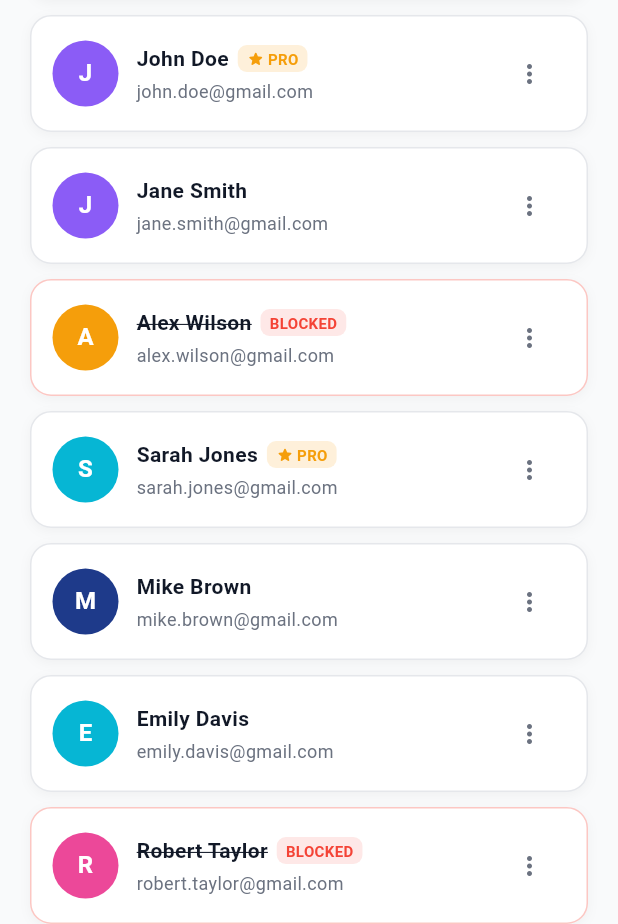
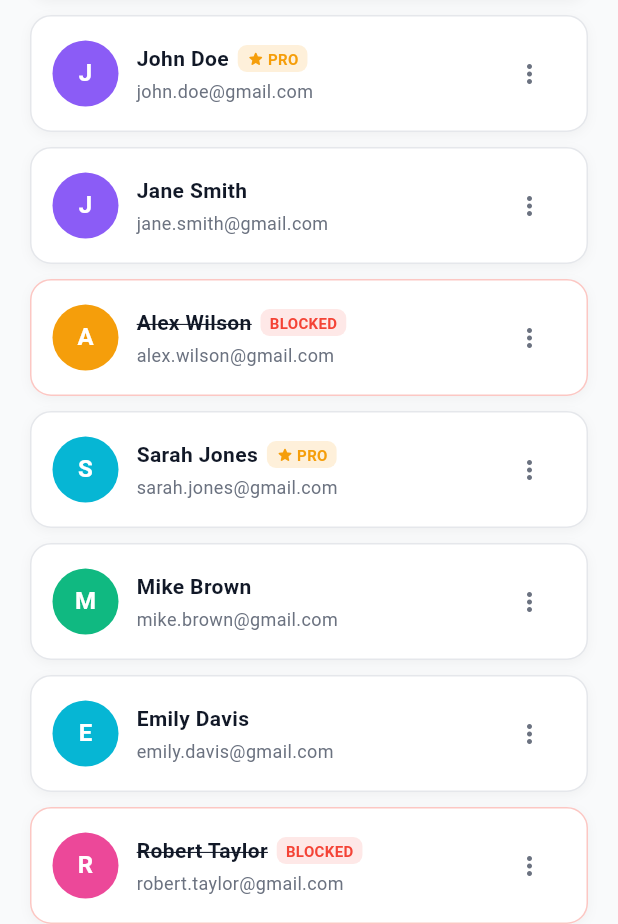
Before and after one commit to PrakashDharaviya/Resume_Builder_Flutter, a Flutter app: the AdminDashboardPage screen opened directly, scrolled down 576 dp, after a tap on "Manage Users", on a phone screen of 412 x 824 dp, the part 312-1236 px from its top. Run offline on Flutter 3.47's test engine with Material 3 defaults, Android fonts, the phone set to English and light mode, and no system bars; our stand-ins replace dartz, equatable, flutter_bloc, get_it.

Commit message:
some page color changes

```diff
--- a/lib/admin/presentation/pages/analytics_page.dart
+++ b/lib/admin/presentation/pages/analytics_page.dart
@@ -119,7 +119,7 @@ class AnalyticsPage extends StatelessWidget {
                                     ? const Color(0xFF374151)
                                     : const Color(0xFFE5E7EB),
                                 valueColor: const AlwaysStoppedAnimation<Color>(
-                                  Color(0xFF1E3A8A),
+                                  Color(0xFF10B981),
                                 ),
                               ),
                             ),
--- a/lib/admin/presentation/widgets/admin_drawer.dart
+++ b/lib/admin/presentation/widgets/admin_drawer.dart
@@ -17,7 +17,7 @@ class AdminDrawer extends StatelessWidget {
           const DrawerHeader(
             decoration: BoxDecoration(
               gradient: LinearGradient(
-                colors: [Color(0xFF1E3A8A), Color(0xFF3B82F6)],
+                colors: [Color(0xFF10B981), Color(0xFF34D399)],
                 begin: Alignment.topLeft,
                 end: Alignment.bottomRight,
               ),
--- a/lib/app_router.dart
+++ b/lib/app_router.dart
@@ -144,7 +144,7 @@ class _ForgotPasswordPage extends StatelessWidget {
         child: Column(
           mainAxisAlignment: MainAxisAlignment.center,
           children: [
-            const Icon(Icons.lock_reset, size: 80, color: Color(0xFF1E3A8A)),
+            const Icon(Icons.lock_reset, size: 80, color: Color(0xFF10B981)),
             const SizedBox(height: 24),
             const Text(
               'Reset Your Password',
@@ -256,13 +256,13 @@ class _CreateResumePage extends StatelessWidget {
                 width: 100,
                 height: 100,
                 decoration: BoxDecoration(
-                  color: const Color(0xFF1E3A8A).withValues(alpha: 0.1),
+                  color: const Color(0xFF10B981).withValues(alpha: 0.1),
                   shape: BoxShape.circle,
                 ),
                 child: const Icon(
                   Icons.description_outlined,
                   size: 50,
-                  color: Color(0xFF1E3A8A),
+                  color: Color(0xFF10B981),
                 ),
               ),
               const SizedBox(height: 28),
--- a/lib/core/constants/app_colors.dart
+++ b/lib/core/constants/app_colors.dart
@@ -2,9 +2,9 @@ import 'package:flutter/material.dart';
 
 class AppColors {
   // Primary Colors
-  static const Color primary = Color(0xFF1E3A8A);
-  static const Color primaryLight = Color(0xFF3B82F6);
-  static const Color primaryDark = Color(0xFF1E40AF);
+  static const Color primary = Color(0xFF10B981);
+  static const Color primaryLight = Color(0xFF34D399);
+  static const Color primaryDark = Color(0xFF059669);
 
   // Accent Colors
   static const Color accent = Color(0xFF10B981);
@@ -35,7 +35,7 @@ class AppColors {
   static const Color success = Color(0xFF10B981);
   static const Color warning = Color(0xFFF59E0B);
   static const Color error = Color(0xFFEF4444);
-  static const Color info = Color(0xFF3B82F6);
+  static const Color info = Color(0xFF34D399);
 
   // Neutral Colors
   static const Color white = Color(0xFFFFFFFF);
@@ -53,7 +53,7 @@ class AppColors {
 
   // ATS Score Colors
   static const Color scoreExcellent = Color(0xFF10B981); // 80-100
-  static const Color scoreGood = Color(0xFF3B82F6); // 60-79
+  static const Color scoreGood = Color(0xFF34D399); // 60-79
   static const Color scoreAverage = Color(0xFFF59E0B); // 40-59
   static const Color scorePoor = Color(0xFFEF4444); // 0-39
 
--- a/lib/features/admin/presentation/pages/admin_dashboard_page.dart
+++ b/lib/features/admin/presentation/pages/admin_dashboard_page.dart
@@ -148,8 +148,8 @@ class _AdminDashboardPageState extends State<AdminDashboardPage>
                                   decoration: BoxDecoration(
                                     gradient: const LinearGradient(
                                       colors: [
-                                        Color(0xFF1E3A8A),
-                                        Color(0xFF3B82F6),
+                                        Color(0xFF10B981),
+                                        Color(0xFF34D399),
                                       ],
                                       begin: Alignment.topLeft,
                                       end: Alignment.bottomRight,
@@ -158,7 +158,7 @@ class _AdminDashboardPageState extends State<AdminDashboardPage>
                                     boxShadow: [
                                       BoxShadow(
                                         color: const Color(
-                                          0xFF1E3A8A,
+                                          0xFF10B981,
                                         ).withValues(alpha: 0.3),
                                         blurRadius: 16,
                                         offset: const Offset(0, 6),
@@ -231,7 +231,7 @@ class _AdminDashboardPageState extends State<AdminDashboardPage>
                                         title: 'Total Users',
                                         value: '${state.stats.totalUsers}',
                                         icon: Icons.people_rounded,
-                                        color: const Color(0xFF3B82F6),
+                                        color: const Color(0xFF34D399),
                                         subtitle:
                                             '+${state.stats.todaySignups} today',
                                       ),
@@ -302,7 +302,7 @@ class _AdminDashboardPageState extends State<AdminDashboardPage>
                                   title: 'Manage Users',
                                   subtitle:
                                       '${state.stats.totalUsers} registered users',
-                                  color: const Color(0xFF3B82F6),
+                                  color: const Color(0xFF34D399),
                                   onTap: () =>
                                       _navigateAndReload(AppRoutes.manageUsers),
                                   isDark: isDark,
@@ -465,7 +465,7 @@ class _AdminDashboardPageState extends State<AdminDashboardPage>
           DrawerHeader(
             decoration: const BoxDecoration(
               gradient: LinearGradient(
-                colors: [Color(0xFF1E3A8A), Color(0xFF3B82F6)],
+                colors: [Color(0xFF10B981), Color(0xFF34D399)],
                 begin: Alignment.topLeft,
                 end: Alignment.bottomRight,
               ),
@@ -616,7 +616,7 @@ class _AdminDashboardPageState extends State<AdminDashboardPage>
     final itemColor =
         color ??
         (isSelected
-            ? const Color(0xFF1E3A8A)
+            ? const Color(0xFF10B981)
             : (isDark ? const Color(0xFFD1D5DB) : const Color(0xFF4B5563)));
 
     return ListTile(
@@ -630,7 +630,7 @@ class _AdminDashboardPageState extends State<AdminDashboardPage>
         ),
       ),
       selected: isSelected,
-      selectedTileColor: const Color(0xFF1E3A8A).withValues(alpha: 0.08),
+      selectedTileColor: const Color(0xFF10B981).withValues(alpha: 0.08),
       shape: RoundedRectangleBorder(borderRadius: BorderRadius.circular(10)),
       contentPadding: const EdgeInsets.symmetric(horizontal: 20),
       onTap: onTap,
--- a/lib/features/admin/presentation/pages/ats_settings_page.dart
+++ b/lib/features/admin/presentation/pages/ats_settings_page.dart
@@ -204,7 +204,7 @@ class _ATSSettingsPageState extends State<ATSSettingsPage> {
                             label: 'Keyword Matching',
                             icon: Icons.key_rounded,
                             value: _keywordWeight,
-                            color: const Color(0xFF3B82F6),
+                            color: const Color(0xFF34D399),
                             onChanged: (v) =>
                                 setState(() => _keywordWeight = v),
                             isDark: isDark,
--- a/lib/features/admin/presentation/pages/auth_check_screen.dart
+++ b/lib/features/admin/presentation/pages/auth_check_screen.dart
@@ -132,14 +132,14 @@ class _AuthCheckScreenState extends State<AuthCheckScreen>
                 padding: const EdgeInsets.all(24),
                 decoration: BoxDecoration(
                   gradient: const LinearGradient(
-                    colors: [Color(0xFF1E3A8A), Color(0xFF3B82F6)],
+                    colors: [Color(0xFF10B981), Color(0xFF34D399)],
                     begin: Alignment.topLeft,
                     end: Alignment.bottomRight,
                   ),
                   borderRadius: BorderRadius.circular(24),
                   boxShadow: [
                     BoxShadow(
-                      color: const Color(0xFF1E3A8A).withValues(alpha: 0.3),
+                      color: const Color(0xFF10B981).withValues(alpha: 0.3),
                       blurRadius: 20,
                       offset: const Offset(0, 8),
                     ),
@@ -180,7 +180,7 @@ class _AuthCheckScreenState extends State<AuthCheckScreen>
                 height: 28,
                 child: CircularProgressIndicator(
                   strokeWidth: 3,
-                  valueColor: AlwaysStoppedAnimation(Color(0xFF1E3A8A)),
+                  valueColor: AlwaysStoppedAnimation(Color(0xFF10B981)),
                 ),
               ),
             ],
--- a/lib/features/admin/presentation/widgets/user_tile.dart
+++ b/lib/features/admin/presentation/widgets/user_tile.dart
@@ -206,7 +206,7 @@ class UserTile extends StatelessWidget {
 
   Color _avatarColor(String name) {
     final colors = [
-      const Color(0xFF1E3A8A),
+      const Color(0xFF10B981),
       const Color(0xFF10B981),
       const Color(0xFFF59E0B),
       const Color(0xFFEF4444),
--- a/lib/features/auth/presentation/pages/login_page.dart
+++ b/lib/features/auth/presentation/pages/login_page.dart
@@ -48,6 +48,7 @@
     return Scaffold(
       body: BlocConsumer<AuthBloc, AuthState>(
         listener: (context, state) {
+
           if (state is AuthAuthenticated) {
             Navigator.of(
               context,
--- a/lib/user/presentation/pages/user_dashboard.dart
+++ b/lib/user/presentation/pages/user_dashboard.dart
@@ -100,7 +100,7 @@ class _UserDashboardState extends State<UserDashboard> {
                           decoration: BoxDecoration(
                             borderRadius: BorderRadius.circular(16),
                             gradient: const LinearGradient(
-                              colors: [Color(0xFF1E3A8A), Color(0xFF3B82F6)],
+                              colors: [Color(0xFF10B981), Color(0xFF34D399)],
                               begin: Alignment.topLeft,
                               end: Alignment.bottomRight,
                             ),
--- a/lib/user/presentation/widgets/live_score_meter.dart
+++ b/lib/user/presentation/widgets/live_score_meter.dart
@@ -28,7 +28,7 @@ class LiveScoreMeter extends StatelessWidget {
                     strokeWidth: 12,
                     backgroundColor: const Color(0xFFE5E7EB),
                     valueColor: const AlwaysStoppedAnimation<Color>(
-                      Color(0xFF1E3A8A),
+                      Color(0xFF10B981),
                     ),
                   ),
                   Text(
```
Also changed, not shown: lib/features/admin/presentation/widgets/template_tile.dart (+5 -5 lines).
